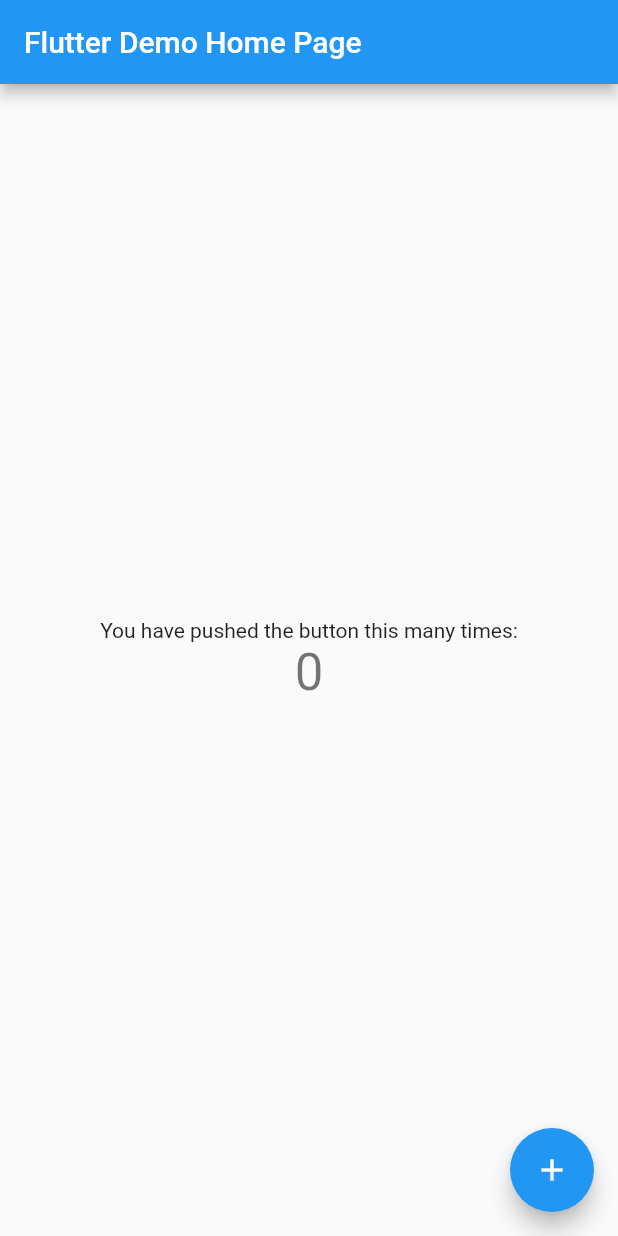
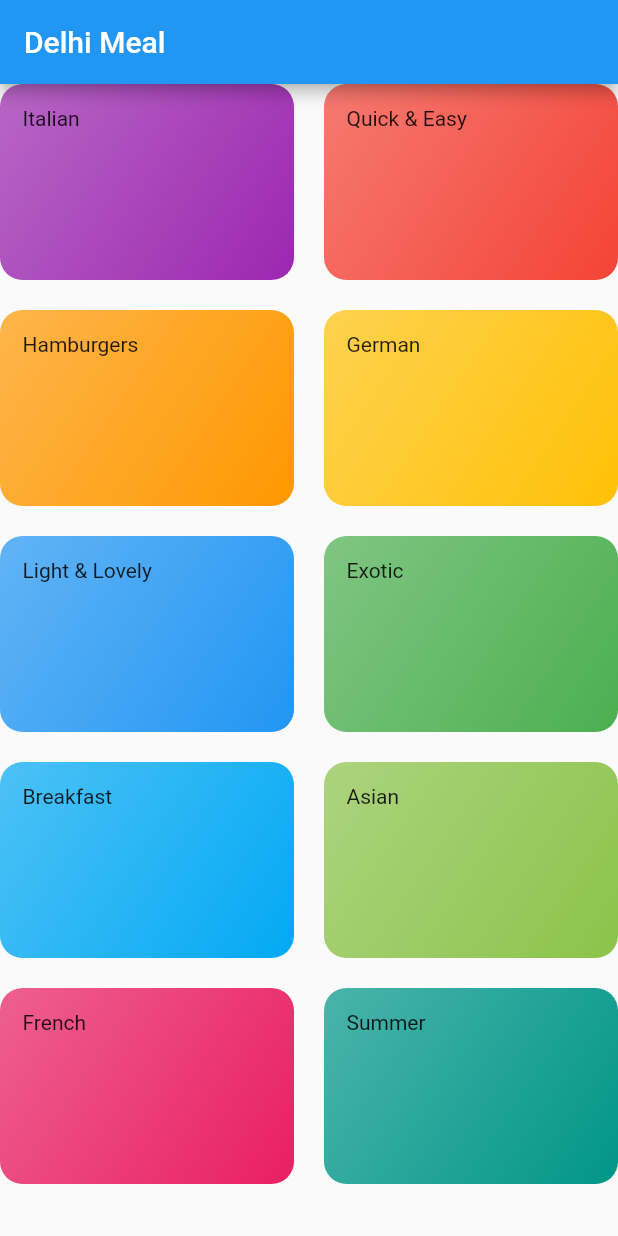
Before and after one commit to SaiAshish9/MealsApp, a Flutter app: the screen it shows after launch, on a phone screen of 412 x 824 dp. Run offline on Flutter 3.47's test engine with Material 2 defaults, Android fonts, the phone set to English and light mode, and no system bars.

Commit message:
updated grid view with linear gradient

```diff
--- /dev/null
+++ b/lib/categories_screen.dart
@@ -0,0 +1,28 @@
+import 'package:flutter/material.dart';
+
+import './dummy_data.dart';
+import 'category_item.dart';
+
+class CategoriesScreen extends StatelessWidget {
+  @override
+  Widget build(BuildContext context) {
+    // GridView.buildren to build dynamic amount of grid which we don't know
+    return Scaffold(
+      appBar: AppBar(title: const Text('Delhi Meal')),
+      body: GridView(
+          children: DUMMY_CATEGORIES
+              .map((catData) => CategoryItem(catData.title, catData.color))
+              .toList(),
+          gridDelegate: SliverGridDelegateWithMaxCrossAxisExtent(
+              maxCrossAxisExtent: 200,
+              childAspectRatio: 3 / 2,
+              // items should be sized with height and width
+              mainAxisSpacing: 20,
+              crossAxisSpacing: 20
+              // spacing between columns and rows of grid
+              )
+          // as many items as fitted in available screen
+          ),
+    );
+  }
+}
--- /dev/null
+++ b/lib/category_item.dart
@@ -0,0 +1,23 @@
+import 'package:flutter/material.dart';
+
+class CategoryItem extends StatelessWidget {
+  final String title;
+  final Color color;
+
+  CategoryItem(this.title, this.color);
+
+  @override
+  Widget build(BuildContext context) {
+    return Container(
+        padding: const EdgeInsets.all(15), child: Text(title),
+        decoration: BoxDecoration(
+          gradient : LinearGradient(
+            colors:[color.withOpacity(0.7),color],
+            begin:Alignment.topLeft,
+            end:Alignment.bottomRight
+          ),
+          borderRadius:BorderRadius.circular(15)
+        ),
+        );
+  }
+}
--- /dev/null
+++ b/lib/dummy_data.dart
@@ -0,0 +1,56 @@
+import 'package:flutter/material.dart';
+
+import './models/category.dart';
+
+const DUMMY_CATEGORIES = const [
+  Category(
+    id: 'c1',
+    title: 'Italian',
+    color: Colors.purple,
+  ),
+  Category(
+    id: 'c2',
+    title: 'Quick & Easy',
+    color: Colors.red,
+  ),
+  Category(
+    id: 'c3',
+    title: 'Hamburgers',
+    color: Colors.orange,
+  ),
+  Category(
+    id: 'c4',
+    title: 'German',
+    color: Colors.amber,
+  ),
+  Category(
+    id: 'c5',
+    title: 'Light & Lovely',
+    color: Colors.blue,
+  ),
+  Category(
+    id: 'c6',
+    title: 'Exotic',
+    color: Colors.green,
+  ),
+  Category(
+    id: 'c7',
+    title: 'Breakfast',
+    color: Colors.lightBlue,
+  ),
+  Category(
+    id: 'c8',
+    title: 'Asian',
+    color: Colors.lightGreen,
+  ),
+  Category(
+    id: 'c9',
+    title: 'French',
+    color: Colors.pink,
+  ),
+  Category(
+    id: 'c10',
+    title: 'Summer',
+    color: Colors.teal,
+  ),
+];
--- a/lib/main.dart
+++ b/lib/main.dart
@@ -1,4 +1,5 @@
 import 'package:flutter/material.dart';
+import './categories_screen.dart';
 
 void main() {
   runApp(MyApp());
@@ -10,108 +11,8 @@ class MyApp extends StatelessWidget {
   Widget build(BuildContext context) {
     return MaterialApp(
       title: 'Flutter Demo',
-      theme: ThemeData(
-        // This is the theme of your application.
-        //
-        // Try running your application with "flutter run". You'll see the
-        // application has a blue toolbar. Then, without quitting the app, try
-        // changing the primarySwatch below to Colors.green and then invoke
-        // "hot reload" (press "r" in the console where you ran "flutter run",
-        // or simply save your changes to "hot reload" in a Flutter IDE).
-        // Notice that the counter didn't reset back to zero; the application
-        // is not restarted.
-        primarySwatch: Colors.blue,
-        // This makes the visual density adapt to the platform that you run
-        // the app on. For desktop platforms, the controls will be smaller and
-        // closer together (more dense) than on mobile platforms.
-        visualDensity: VisualDensity.adaptivePlatformDensity,
-      ),
-      home: MyHomePage(title: 'Flutter Demo Home Page'),
+      theme: ThemeData(),
+      home: CategoriesScreen(),
     );
   }
 }
-
-class MyHomePage extends StatefulWidget {
-  MyHomePage({Key key, this.title}) : super(key: key);
-
-  // This widget is the home page of your application. It is stateful, meaning
-  // that it has a State object (defined below) that contains fields that affect
-  // how it looks.
-
-  // This class is the configuration for the state. It holds the values (in this
-  // case the title) provided by the parent (in this case the App widget) and
-  // used by the build method of the State. Fields in a Widget subclass are
-  // always marked "final".
-
-  final String title;
-
-  @override
-  _MyHomePageState createState() => _MyHomePageState();
-}
-
-class _MyHomePageState extends State<MyHomePage> {
-  int _counter = 0;
-
-  void _incrementCounter() {
-    setState(() {
-      // This call to setState tells the Flutter framework that something has
-      // changed in this State, which causes it to rerun the build method below
-      // so that the display can reflect the updated values. If we changed
-      // _counter without calling setState(), then the build method would not be
-      // called again, and so nothing would appear to happen.
-      _counter++;
-    });
-  }
-
-  @override
-  Widget build(BuildContext context) {
-    // This method is rerun every time setState is called, for instance as done
-    // by the _incrementCounter method above.
-    //
-    // The Flutter framework has been optimized to make rerunning build methods
-    // fast, so that you can just rebuild anything that needs updating rather
-    // than having to individually change instances of widgets.
-    return Scaffold(
-      appBar: AppBar(
-        // Here we take the value from the MyHomePage object that was created by
-        // the App.build method, and use it to set our appbar title.
-        title: Text(widget.title),
-      ),
-      body: Center(
-        // Center is a layout widget. It takes a single child and positions it
-        // in the middle of the parent.
-        child: Column(
-          // Column is also a layout widget. It takes a list of children and
-          // arranges them vertically. By default, it sizes itself to fit its
-          // children horizontally, and tries to be as tall as its parent.
-          //
-          // Invoke "debug painting" (press "p" in the console, choose the
-          // "Toggle Debug Paint" action from the Flutter Inspector in Android
-          // Studio, or the "Toggle Debug Paint" command in Visual Studio Code)
-          // to see the wireframe for each widget.
-          //
-          // Column has various properties to control how it sizes itself and
-          // how it positions its children. Here we use mainAxisAlignment to
-          // center the children vertically; the main axis here is the vertical
-          // axis because Columns are vertical (the cross axis would be
-          // horizontal).
-          mainAxisAlignment: MainAxisAlignment.center,
-          children: <Widget>[
-            Text(
-              'You have pushed the button this many times:',
-            ),
-            Text(
-              '$_counter',
-              style: Theme.of(context).textTheme.headline4,
-            ),
-          ],
-        ),
-      ),
-      floatingActionButton: FloatingActionButton(
-        onPressed: _incrementCounter,
-        tooltip: 'Increment',
-        child: Icon(Icons.add),
-      ), // This trailing comma makes auto-formatting nicer for build methods.
-    );
-  }
-}
--- /dev/null
+++ b/lib/models/category.dart
@@ -0,0 +1,15 @@
+import 'package:flutter/material.dart';
+
+class Category {
+  final String id;
+  final String title;
+  final Color color;
+
+  const Category(
+    {
+      @required this.id,
+      @required  this.title,
+      this.color=Colors.orange
+    }
+  );
+}
```
